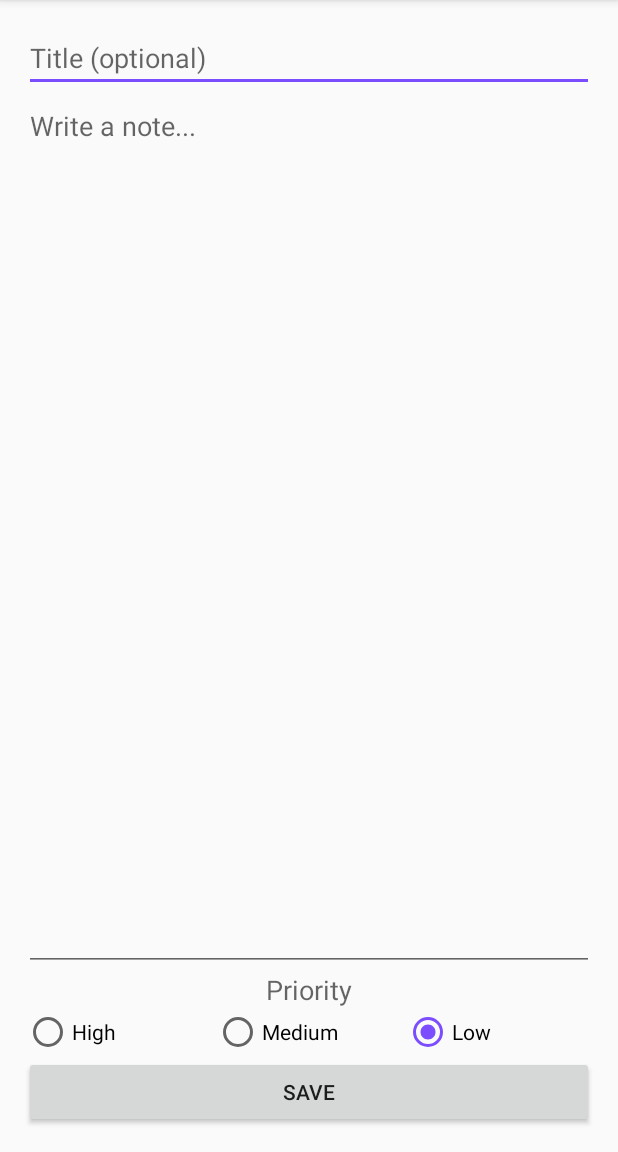
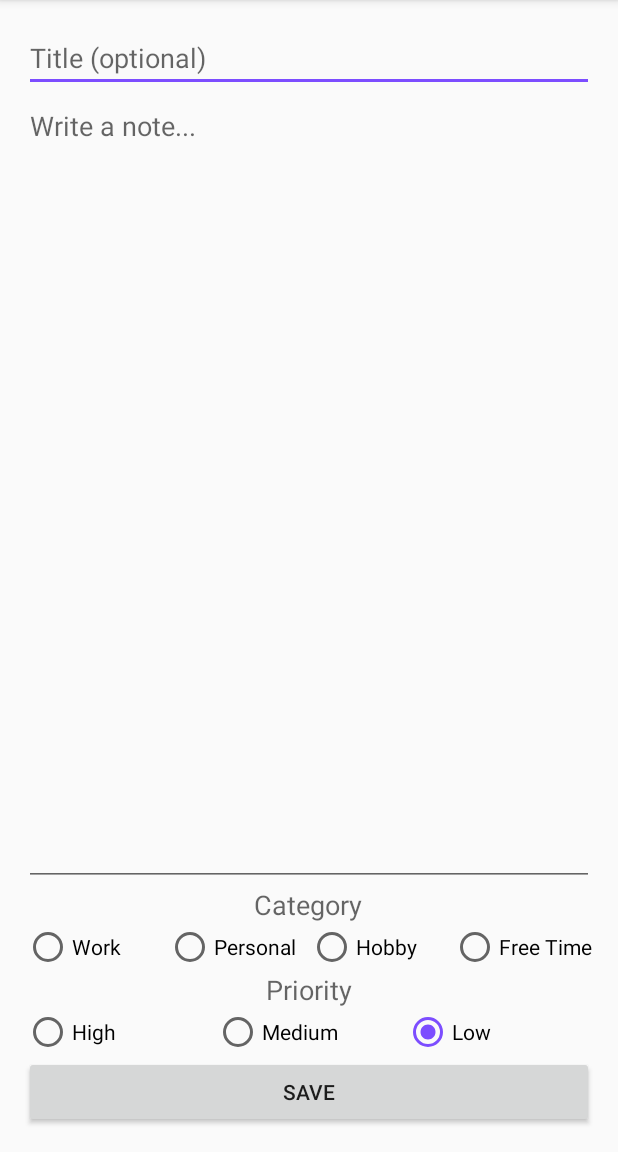
Before and after one commit to AndreaMinato/mydea, an Android app: the NuovaNota screen opened directly, with no data from a screen before it, on a phone screen of 412 x 824 dp, the part 84-1236 px from its top. Run offline under Robolectric (Android 15) with nearby library versions, the phone set to English and light mode, and no system bars; libraries missing offline, so code that uses them is left out: com.couchbase.lite; 3 statements that could not run were skipped.

Commit message:
Aggiunte categorie

```diff
--- a/app/src/main/java/com/group/mydea/NuovaNota.java
+++ b/app/src/main/java/com/group/mydea/NuovaNota.java
@@ -10,6 +10,7 @@ import android.view.View;
 import android.widget.Button;
 import android.widget.EditText;
 import android.widget.RadioButton;
+import android.widget.RadioGroup;
 import android.widget.Toast;
 
 import java.util.Date;
@@ -51,6 +52,10 @@ public class NuovaNota extends AppCompatActivity {
         final RadioButton bassa = (RadioButton)findViewById(R.id.radioSlow);
         final RadioButton media = (RadioButton)findViewById(R.id.radioAverage);
         final RadioButton alta = (RadioButton)findViewById(R.id.radioHigh);
+        final RadioButton lavoro = (RadioButton)findViewById(R.id.radioWork);
+        final RadioButton personale = (RadioButton)findViewById(R.id.radioPersonal);
+        final RadioButton hobby = (RadioButton)findViewById(R.id.radioHobby);
+        final RadioButton tempolibero = (RadioButton)findViewById(R.id.radioFreetime);
 
         Button salva = (Button)findViewById(R.id.btnSave);
         if (salva != null) {
@@ -63,7 +68,20 @@ public class NuovaNota extends AppCompatActivity {
                     nuova.setId(nuova.getID() + 1);
                     nuova.setTitle(titolo.getText().toString());
                     //nuova.setColor("Blue");
-                    nuova.setTag(1);
+
+                    if (lavoro.isChecked()) {
+                        nuova.setTag(1);
+                    }
+                    if (personale.isChecked()) {
+                        nuova.setTag(2);
+                    }
+                    if (hobby.isChecked()) {
+                        nuova.setTag(3);
+                    }
+                    if (tempolibero.isChecked()) {
+                        nuova.setTag(4);
+                    }
+
                     nuova.setText(corpo.getText().toString());
                     nuova.setImage("immagine");
                     nuova.setAudio("audio");
@@ -85,7 +103,7 @@ public class NuovaNota extends AppCompatActivity {
 
                     if(!(((corpo.getText().toString().trim().isEmpty())) && ((titolo.getText().toString().trim().isEmpty())))) {
                         if (titolo.getText().toString().trim().isEmpty()) {
-                            nuova.setTitle(""+R.string.noteUntitled);
+                            nuova.setTitle("Senza titolo");
                         }
                         try {
                             database.salvaNota(nuova);
--- a/app/src/main/res/layout/activity_nuova_nota.xml
+++ b/app/src/main/res/layout/activity_nuova_nota.xml
@@ -19,13 +19,13 @@
 
     <EditText
         android:layout_width="match_parent"
-        android:layout_height="match_parent"
+        android:layout_height="wrap_content"
         android:id="@+id/editBody"
         android:layout_below="@+id/editTitle"
         android:layout_centerHorizontal="true"
         android:hint="@string/newNote"
         android:gravity="top"
-        android:layout_above="@+id/textView2" />
+        android:layout_above="@+id/textView3" />
 
     <TextView
         android:layout_width="match_parent"
@@ -89,4 +89,58 @@
         android:layout_alignParentBottom="true"
         android:layout_centerHorizontal="true" />
 
+    <TextView
+        android:layout_width="wrap_content"
+        android:layout_height="wrap_content"
+        android:textAppearance="?android:attr/textAppearanceMedium"
+        android:text="Category"
+        android:id="@+id/textView3"
+        android:layout_above="@+id/radioCategory"
+        android:layout_centerHorizontal="true" />
+
+    <RadioGroup
+        android:layout_width="match_parent"
+        android:layout_height="wrap_content"
+        android:layout_above="@+id/textView2"
+        android:layout_centerHorizontal="true"
+        android:orientation="horizontal"
+        android:id="@+id/radioCategory">
+
+        <RadioButton
+            android:layout_width="0dp"
+            android:layout_height="wrap_content"
+            android:text="Work"
+            android:id="@+id/radioWork"
+            android:layout_gravity="center_vertical"
+            android:checked="false"
+            android:layout_weight="1" />
+
+        <RadioButton
+            android:layout_width="0dp"
+            android:layout_height="wrap_content"
+            android:text="Personal"
+            android:id="@+id/radioPersonal"
+            android:layout_gravity="center_vertical"
+            android:checked="false"
+            android:layout_weight="1" />
+
+        <RadioButton
+            android:layout_width="0dp"
+            android:layout_height="wrap_content"
+            android:text="Hobby"
+            android:id="@+id/radioHobby"
+            android:layout_gravity="center_vertical"
+            android:checked="false"
+            android:layout_weight="1" />
+
+        <RadioButton
+            android:layout_width="0dp"
+            android:layout_height="wrap_content"
+            android:text="Free Time"
+            android:id="@+id/radioFreetime"
+            android:layout_gravity="center_vertical"
+            android:checked="false"
+            android:layout_weight="1" />
+    </RadioGroup>
+
 </RelativeLayout>
```
